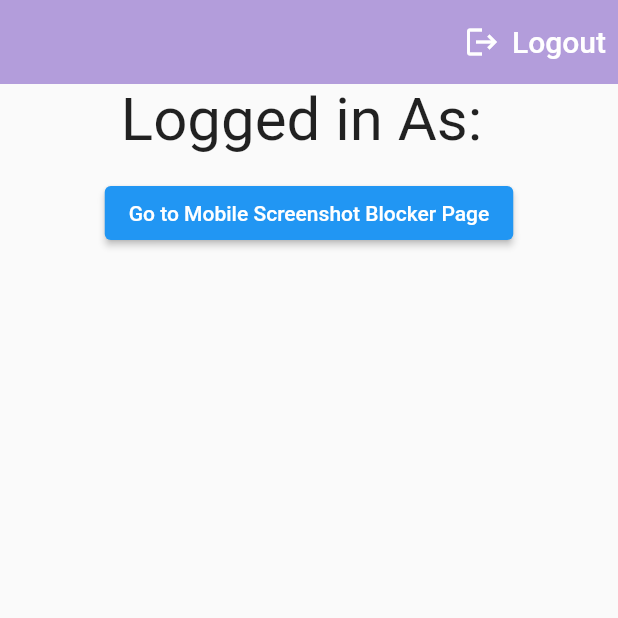
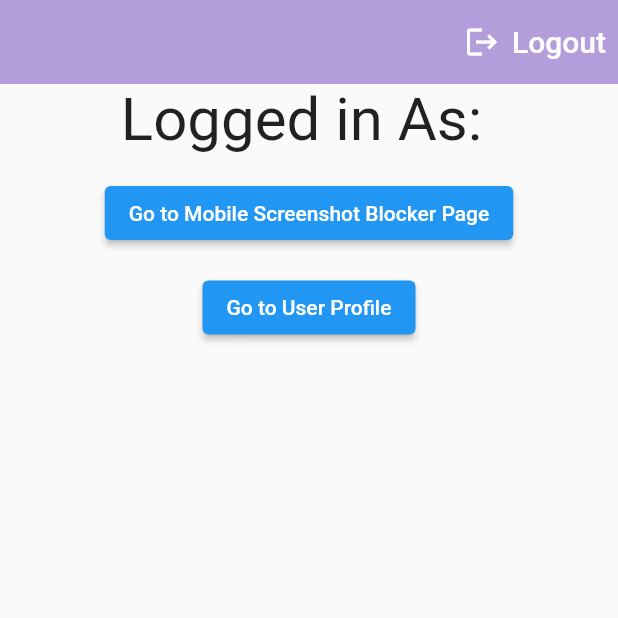
Before and after one commit to iifast2/ModernLoginUI, a Flutter app: the screen it shows once a user with an empty profile is signed in, on a phone screen of 412 x 824 dp, the top half of it. Run offline on Flutter 3.47's test engine with Material 2 defaults, Android fonts, the phone set to English and light mode, and no system bars; our stand-ins replace cloud_firestore, firebase_auth, firebase_core, google_sign_in, lottie; missing offline and left inert: flutter_windowmanager; accounts and stored records are empty.

Commit message:
Commit Final 1 - Read [CRUD] - Step 6
Commit Final 1 - Read [CRUD] - Step 6

```diff
--- a/lib/pages/auth_page.dart
+++ b/lib/pages/auth_page.dart
@@ -119,6 +119,7 @@ class _AuthPageState extends State<AuthPage> {
                     child: Column(
                       mainAxisAlignment: MainAxisAlignment.center,
                       children: [
+                        const Text("Provide you email and we will send you a link to rest your password."),
                         const Text("Please verify your email before proceeding."),
                         TextButton(
                           onPressed: () async {
@@ -160,7 +161,7 @@ class _AuthPageState extends State<AuthPage> {
                             // Sign out the user
                             await FirebaseAuth.instance.signOut();
                           },
-                          child: const Text("Sign Out"),
+                          child: const Text("Go Back"),
                         ),
                       ],
                     ),
--- a/lib/pages/home_page.dart
+++ b/lib/pages/home_page.dart
@@ -5,7 +5,8 @@ import 'package:modernlogintute/pages/login_or_register_page.dart';
 import 'package:modernlogintute/pages/login_page.dart';
 import 'package:modernlogintute/pages/Mobile_screenshot_blocker.dart';
 import 'package:modernlogintute/components/utils.dart';
-import 'package:modernlogintute/read%20data/get_user_name.dart';
+import 'package:modernlogintute/pages/user_profile_page.dart';
+import 'package:modernlogintute/read_data/get_user_name.dart';
 
 class HomePage extends StatefulWidget {
   @override
@@ -46,6 +47,10 @@ class _HomePageState extends State<HomePage> {
   Widget build(BuildContext context) {
     return Scaffold(
       appBar: AppBar(
+        title:
+        Text(user.email!,
+        style: const TextStyle(fontSize: 16),
+        ),
         backgroundColor: Colors.deepPurple[200],
         elevation: 0,
         actions: [
@@ -109,6 +114,19 @@ class _HomePageState extends State<HomePage> {
 
         const SizedBox(height: 15),
 
+
+            ElevatedButton(
+              onPressed: () {
+                Navigator.push(
+                  context,
+                  MaterialPageRoute(builder: (context) => UserProfilePage()),
+                );
+              },
+              child: const Text('Go to User Profile'),
+            ),
+
+        const SizedBox(height: 15),
+
         Expanded(
 
         child: FutureBuilder(
--- a/lib/read data/get_user_name.dart
+++ b/lib/read_data/get_user_name.dart
@@ -29,7 +29,7 @@ GetUserName({required this.documentId});
         Map<String, dynamic> data =
         snapshot.data!.data() as Map<String, dynamic>;
 
-        return Text('First Name: ${data['first name']}' );
+        return Text('First Name: ${data['age']}' );
 
       }
       return const Text('Loading...');
```
Also changed, not shown: lib/pages/login_page.dart (+5 -2 lines), lib/pages/user_profile_page.dart (added, +61 -0 lines).
